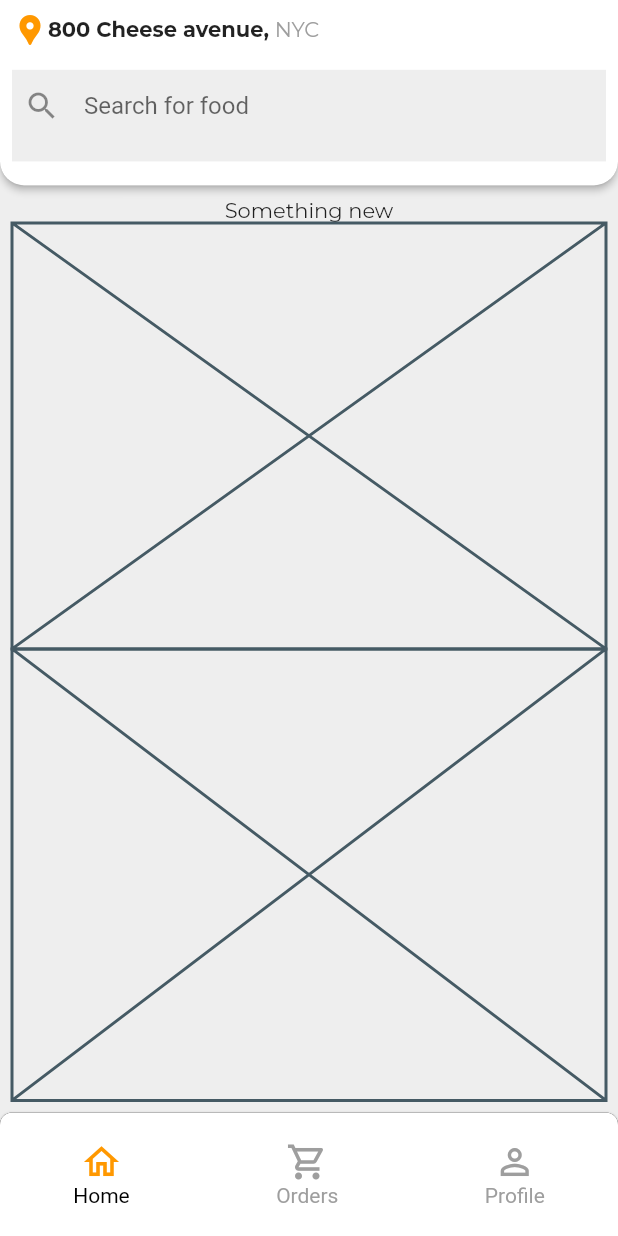
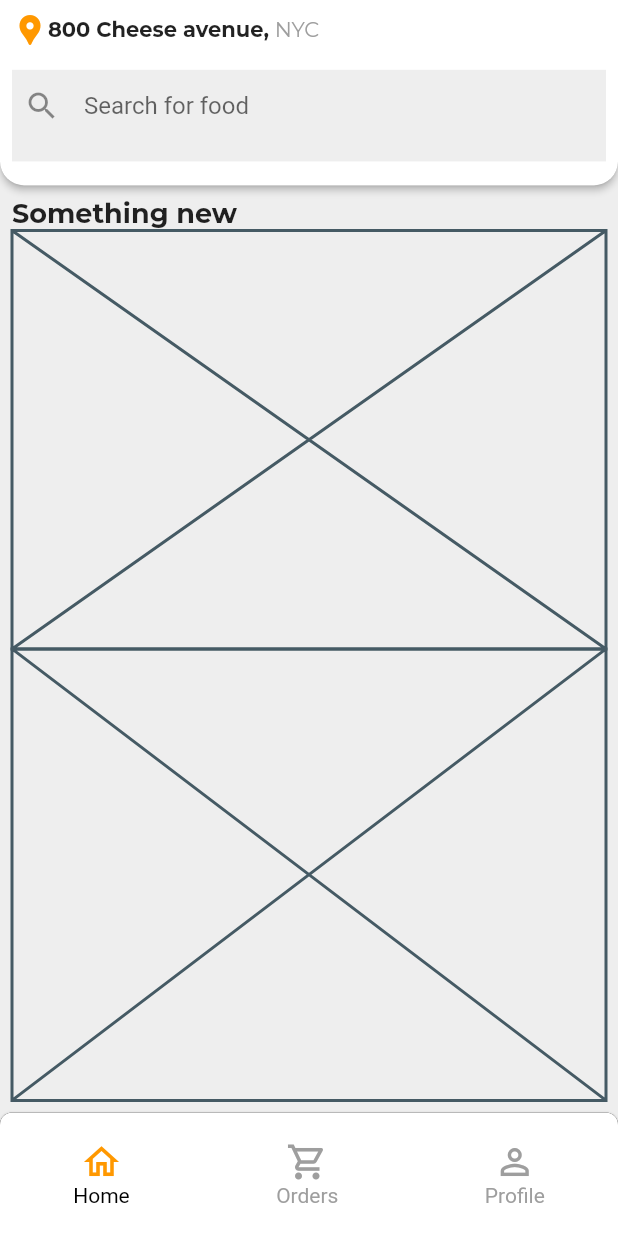
Before and after one commit to JAICHANGPARK/flutter_notebook_11th_story, a Flutter app: the screen it shows after launch, on a phone screen of 412 x 824 dp. Run offline on Flutter 3.47's test engine with Material 2 defaults, Android fonts, the phone set to English and light mode, and no system bars; our stand-ins replace backdrop, badges, flutter_inner_drawer, flutter_slidable, flutter_swiper, google_fonts.

Commit message:
Update food_home_page.dart

```diff
--- a/lib/ep744_food_app/ui/food_home_page.dart
+++ b/lib/ep744_food_app/ui/food_home_page.dart
@@ -93,11 +93,18 @@ class _FoodHomePageState extends State<FoodHomePage> {
                   padding: const EdgeInsets.all(8.0),
                   child: Column(
                     children: [
-                      Expanded(child: Column(
+                      Expanded(
+                          child: Column(
+                        crossAxisAlignment: CrossAxisAlignment.start,
                         children: [
-                          Text("Something new", style: GoogleFonts.montserrat(),),
+                          Text(
+                            "Something new",
+                            style: GoogleFonts.montserrat(
+                              fontSize: 18,
+                              fontWeight: FontWeight.bold,
+                            ),
+                          ),
                           Expanded(child: Placeholder())
-
                         ],
                       )),
                       Expanded(child: Placeholder()),
```
